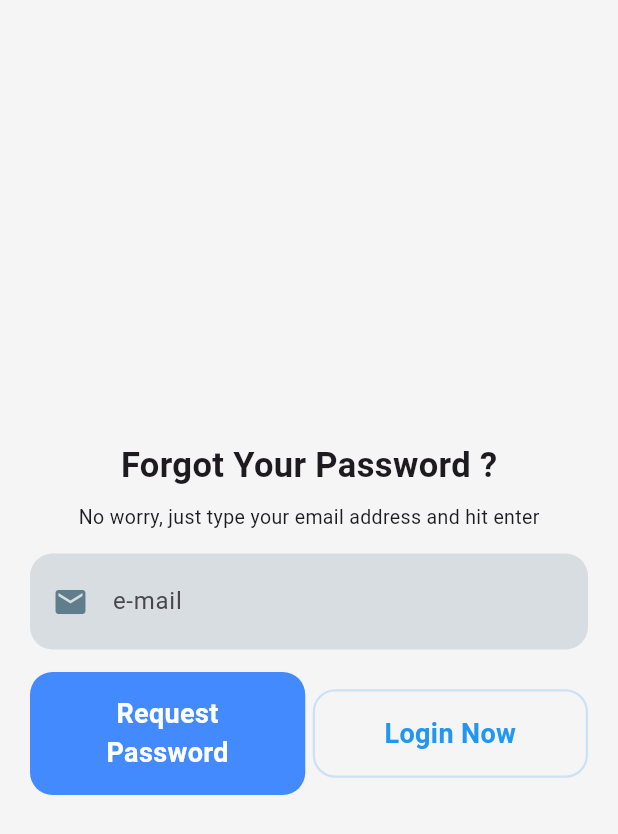
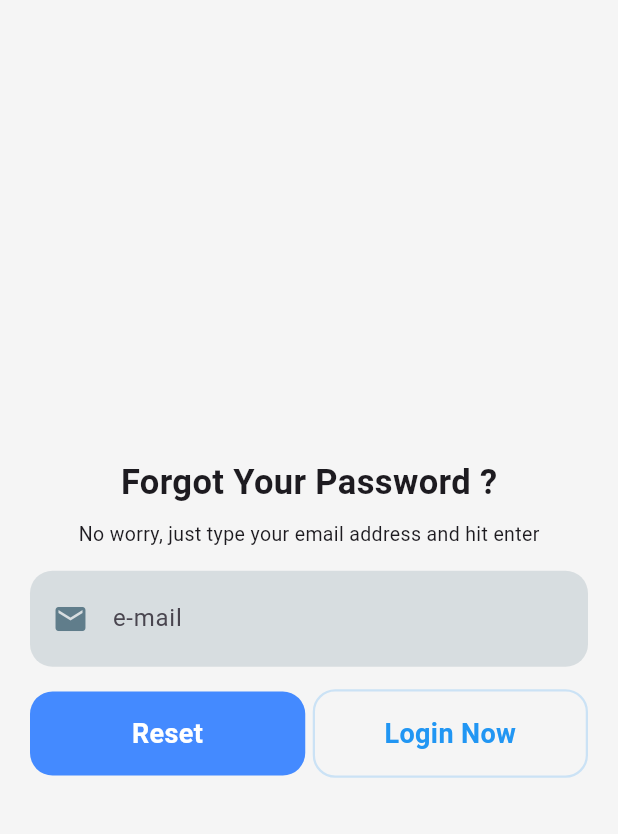
Before and after one commit to shakibalhasan-code/firebase_auth, a Flutter app: the screen it shows after launch, after a tap on "Forgot Password?", on a phone screen of 412 x 824 dp. Shown: the top 834 px of the screen. Run offline on Flutter 3.47's test engine with Material 3 defaults, Android fonts, the phone set to English and light mode, and no system bars; our stand-ins replace firebase_auth, firebase_core, font_awesome_flutter, toastification; missing offline and left inert: dart:ffi; accounts and stored records are empty.

Commit message:
added function to get the current user and updated the screen

```diff
--- a/lib/main.dart
+++ b/lib/main.dart
@@ -1,4 +1,5 @@
 import 'package:flutter/material.dart';
+import 'package:flutter_auth/view/screens/home_screen.dart';
 import 'package:flutter_auth/view/screens/login_screen.dart';
 
 void main(){
@@ -12,9 +13,10 @@ class MyApp extends StatelessWidget {
   Widget build(BuildContext context) {
     return MaterialApp(
       theme: ThemeData(
-        useMaterial3: true
+        useMaterial3: true,
+
       ),
-      home: const LoginScreen(),
+      home: const HomeScreen(),
     );
   }
 }
--- a/lib/view/screens/forgot_screen.dart
+++ b/lib/view/screens/forgot_screen.dart
@@ -45,7 +45,7 @@ class _ForgotScreenState extends State<ForgotScreen> {
                     child: MyButton(onTap:(){
                       String email = _emailController.text.trim();
                       UserAuthentication.forgotPassword(context, email);
-                    },text: 'Request Password', color: Colors.blueAccent),
+                    },text: 'Reset', color: Colors.blueAccent),
                   ),
                  const  SizedBox(width: 5,),
                   Expanded(
--- /dev/null
+++ b/lib/view/screens/home_screen.dart
@@ -0,0 +1,43 @@
+import 'package:firebase_auth/firebase_auth.dart';
+import 'package:firebase_core/firebase_core.dart';
+import 'package:flutter/material.dart';
+import 'package:flutter_auth/view/screens/login_screen.dart';
+
+class HomeScreen extends StatefulWidget {
+  const HomeScreen({super.key});
+
+  @override
+  State<HomeScreen> createState() => _HomeScreenState();
+}
+
+class _HomeScreenState extends State<HomeScreen> {
+  Widget? content;
+
+  @override
+  void initState() {
+    super.initState();
+    _initializeFirebase();
+  }
+
+  Future<void> _initializeFirebase() async {
+    await Firebase.initializeApp();
+    if (FirebaseAuth.instance.currentUser != null) {
+      setState(() {
+        content = Center(child: Text(FirebaseAuth.instance.currentUser!.email.toString()));
+      });
+    } else {
+      WidgetsBinding.instance.addPostFrameCallback((_) {
+        Navigator.pushReplacement(context, MaterialPageRoute(builder: (context) => LoginScreen()));
+      });
+    }
+  }
+
+  @override
+  Widget build(BuildContext context) {
+    return Scaffold(
+      body: Center(
+        child: content ?? CircularProgressIndicator(),
+      ),
+    );
+  }
+}
--- a/lib/view/screens/login_screen.dart
+++ b/lib/view/screens/login_screen.dart
@@ -82,6 +82,7 @@ class _LoginScreenState extends State<LoginScreen> {
               const SizedBox(height: 15),
               MyButton(
                 onTap: () {
+
                   String email = _emailController.text.trim();
                   String pass = _passController.text.trim();
                   if (email.isNotEmpty && pass.isNotEmpty) {
```
Also changed, not shown: pubspec.yaml (+6 -3 lines), lib/bloc/auth/user_auth_cubit.dart (added), lib/bloc/auth/user_auth_state.dart (added), pubspec.lock.
